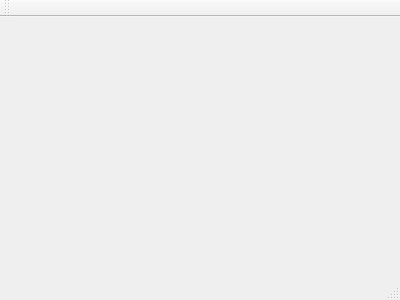
Above: lookingforagoodtime.ui from Dantali0n/LookingForAGoodTime before the change. Below: the same form after it.
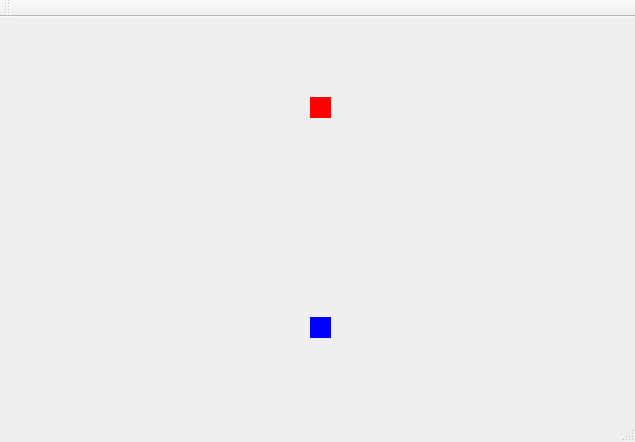
That is the form after the change.

Commit message: Create first version of the analog clock

What changed in the file:
```diff
--- a/lookingforagoodtime.ui
+++ b/lookingforagoodtime.ui
@@ -6,14 +6,47 @@
    <rect>
     <x>0</x>
     <y>0</y>
-    <width>400</width>
-    <height>300</height>
+    <width>635</width>
+    <height>442</height>
    </rect>
   </property>
   <property name="windowTitle">
    <string>LookingForAGoodTime</string>
   </property>
-  <widget class="QWidget" name="centralWidget"/>
+  <widget class="QWidget" name="centralWidget">
+   <widget class="QLabel" name="but_2">
+    <property name="geometry">
+     <rect>
+      <x>310</x>
+      <y>300</y>
+      <width>21</width>
+      <height>21</height>
+     </rect>
+    </property>
+    <property name="styleSheet">
+     <string notr="true">background-color : blue;</string>
+    </property>
+    <property name="text">
+     <string/>
+    </property>
+   </widget>
+   <widget class="QLabel" name="but_1">
+    <property name="geometry">
+     <rect>
+      <x>310</x>
+      <y>80</y>
+      <width>21</width>
+      <height>21</height>
+     </rect>
+    </property>
+    <property name="styleSheet">
+     <string notr="true">background-color : red;</string>
+    </property>
+    <property name="text">
+     <string/>
+    </property>
+   </widget>
+  </widget>
   <widget class="QMenuBar" name="menuBar">
    <property name="geometry">
     <rect>
```
Left out of the diff: 2 changed lines with no effect on the pictures. The commit also changes 2 other files.
